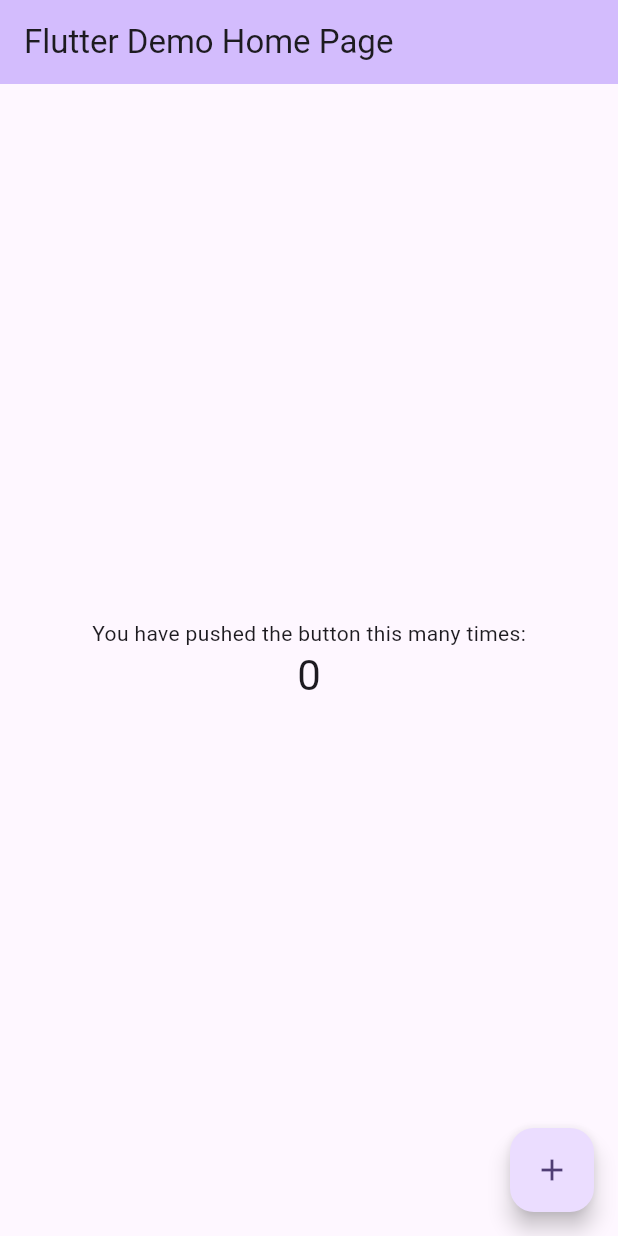
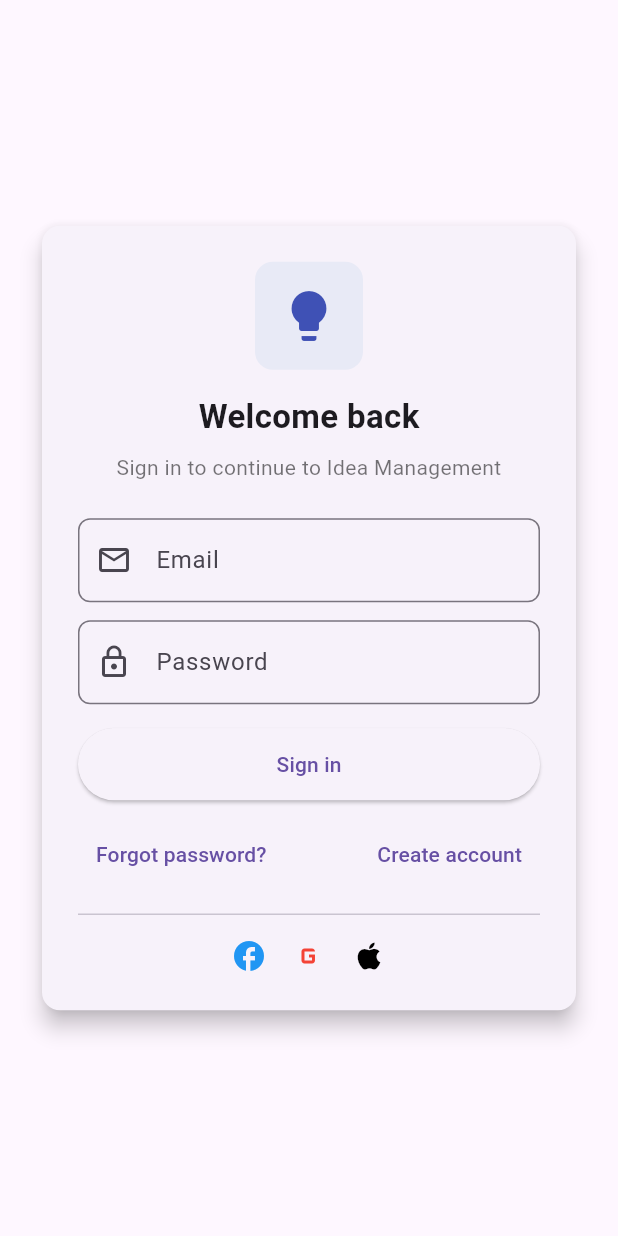
Before and after one commit to batmanor/idea_management_system, a Flutter app: the screen it shows after launch, on a phone screen of 412 x 824 dp. Run offline on Flutter 3.47's test engine with Material 3 defaults, Android fonts, the phone set to English and light mode, and no system bars.

Commit message:
created the login page's UI.

```diff
--- a/lib/main.dart
+++ b/lib/main.dart
@@ -1,122 +1,17 @@
 import 'package:flutter/material.dart';
+import 'pages/login_page.dart';
 
-void main() {
-  runApp(const MyApp());
-}
+void main() => runApp(const MyApp());
 
 class MyApp extends StatelessWidget {
   const MyApp({super.key});
-
-  // This widget is the root of your application.
   @override
   Widget build(BuildContext context) {
     return MaterialApp(
-      title: 'Flutter Demo',
-      theme: ThemeData(
-        // This is the theme of your application.
-        //
-        // TRY THIS: Try running your application with "flutter run". You'll see
-        // the application has a purple toolbar. Then, without quitting the app,
-        // try changing the seedColor in the colorScheme below to Colors.green
-        // and then invoke "hot reload" (save your changes or press the "hot
-        // reload" button in a Flutter-supported IDE, or press "r" if you used
-        // the command line to start the app).
-        //
-        // Notice that the counter didn't reset back to zero; the application
-        // state is not lost during the reload. To reset the state, use hot
-        // restart instead.
-        //
-        // This works for code too, not just values: Most code changes can be
-        // tested with just a hot reload.
-        colorScheme: ColorScheme.fromSeed(seedColor: Colors.deepPurple),
-      ),
-      home: const MyHomePage(title: 'Flutter Demo Home Page'),
+      title: 'Idea Management',
+      theme: ThemeData(primarySwatch: Colors.indigo),
+      home: const LoginPage(),
+      debugShowCheckedModeBanner: false,
     );
   }
 }
-
-class MyHomePage extends StatefulWidget {
-  const MyHomePage({super.key, required this.title});
-
-  // This widget is the home page of your application. It is stateful, meaning
-  // that it has a State object (defined below) that contains fields that affect
-  // how it looks.
-
-  // This class is the configuration for the state. It holds the values (in this
-  // case the title) provided by the parent (in this case the App widget) and
-  // used by the build method of the State. Fields in a Widget subclass are
-  // always marked "final".
-
-  final String title;
-
-  @override
-  State<MyHomePage> createState() => _MyHomePageState();
-}
-
-class _MyHomePageState extends State<MyHomePage> {
-  int _counter = 0;
-
-  void _incrementCounter() {
-    setState(() {
-      // This call to setState tells the Flutter framework that something has
-      // changed in this State, which causes it to rerun the build method below
-      // so that the display can reflect the updated values. If we changed
-      // _counter without calling setState(), then the build method would not be
-      // called again, and so nothing would appear to happen.
-      _counter++;
-    });
-  }
-
-  @override
-  Widget build(BuildContext context) {
-    // This method is rerun every time setState is called, for instance as done
-    // by the _incrementCounter method above.
-    //
-    // The Flutter framework has been optimized to make rerunning build methods
-    // fast, so that you can just rebuild anything that needs updating rather
-    // than having to individually change instances of widgets.
-    return Scaffold(
-      appBar: AppBar(
-        // TRY THIS: Try changing the color here to a specific color (to
-        // Colors.amber, perhaps?) and trigger a hot reload to see the AppBar
-        // change color while the other colors stay the same.
-        backgroundColor: Theme.of(context).colorScheme.inversePrimary,
-        // Here we take the value from the MyHomePage object that was created by
-        // the App.build method, and use it to set our appbar title.
-        title: Text(widget.title),
-      ),
-      body: Center(
-        // Center is a layout widget. It takes a single child and positions it
-        // in the middle of the parent.
-        child: Column(
-          // Column is also a layout widget. It takes a list of children and
-          // arranges them vertically. By default, it sizes itself to fit its
-          // children horizontally, and tries to be as tall as its parent.
-          //
-          // Column has various properties to control how it sizes itself and
-          // how it positions its children. Here we use mainAxisAlignment to
-          // center the children vertically; the main axis here is the vertical
-          // axis because Columns are vertical (the cross axis would be
-          // horizontal).
-          //
-          // TRY THIS: Invoke "debug painting" (choose the "Toggle Debug Paint"
-          // action in the IDE, or press "p" in the console), to see the
-          // wireframe for each widget.
-          mainAxisAlignment: MainAxisAlignment.center,
-          children: <Widget>[
-            const Text('You have pushed the button this many times:'),
-            Text(
-              '$_counter',
-              style: Theme.of(context).textTheme.headlineMedium,
-            ),
-          ],
-        ),
-      ),
-      floatingActionButton: FloatingActionButton(
-        onPressed: _incrementCounter,
-        tooltip: 'Increment',
-        child: const Icon(Icons.add),
-      ), // This trailing comma makes auto-formatting nicer for build methods.
-    );
-  }
-}
--- /dev/null
+++ b/lib/pages/login_page.dart
@@ -0,0 +1,134 @@
+import 'package:flutter/material.dart';
+
+class LoginPage extends StatelessWidget {
+  const LoginPage({super.key});
+
+  @override
+  Widget build(BuildContext context) {
+    return Scaffold(
+      body: SafeArea(
+        child: Center(
+          child: SingleChildScrollView(
+            padding: const EdgeInsets.symmetric(horizontal: 24),
+            child: ConstrainedBox(
+              constraints: const BoxConstraints(maxWidth: 480),
+              child: Card(
+                elevation: 6,
+                shape: RoundedRectangleBorder(
+                  borderRadius: BorderRadius.circular(12),
+                ),
+                child: Padding(
+                  padding: const EdgeInsets.all(24),
+                  child: Column(
+                    mainAxisSize: MainAxisSize.min,
+                    children: [
+                      // Logo / title
+                      Container(
+                        height: 72,
+                        width: 72,
+                        decoration: BoxDecoration(
+                          color: Colors.indigo.shade50,
+                          borderRadius: BorderRadius.circular(12),
+                        ),
+                        child: const Icon(
+                          Icons.lightbulb,
+                          size: 40,
+                          color: Colors.indigo,
+                        ),
+                      ),
+                      const SizedBox(height: 16),
+                      const Text(
+                        'Welcome back',
+                        style: TextStyle(
+                          fontSize: 22,
+                          fontWeight: FontWeight.w600,
+                        ),
+                      ),
+                      const SizedBox(height: 8),
+                      const Text(
+                        'Sign in to continue to Idea Management',
+                        textAlign: TextAlign.center,
+                        style: TextStyle(color: Colors.black54),
+                      ),
+                      const SizedBox(height: 24),
+
+                      // Email
+                      TextField(
+                        decoration: InputDecoration(
+                          labelText: 'Email',
+                          prefixIcon: const Icon(Icons.email_outlined),
+                          border: OutlineInputBorder(
+                            borderRadius: BorderRadius.circular(8),
+                          ),
+                        ),
+                        keyboardType: TextInputType.emailAddress,
+                      ),
+                      const SizedBox(height: 12),
+
+                      // Password
+                      TextField(
+                        decoration: InputDecoration(
+                          labelText: 'Password',
+                          prefixIcon: const Icon(Icons.lock_outline),
+                          border: OutlineInputBorder(
+                            borderRadius: BorderRadius.circular(8),
+                          ),
+                        ),
+                        obscureText: true,
+                      ),
+                      const SizedBox(height: 16),
+
+                      // Login button (UI only)
+                      SizedBox(
+                        width: double.infinity,
+                        child: ElevatedButton(
+                          onPressed: () {}, // no functionality
+                          child: const Padding(
+                            padding: EdgeInsets.symmetric(vertical: 14),
+                            child: Text('Sign in'),
+                          ),
+                        ),
+                      ),
+
+                      const SizedBox(height: 12),
+
+                      // Secondary actions
+                      Row(
+                        mainAxisAlignment: MainAxisAlignment.spaceBetween,
+                        children: [
+                          TextButton(
+                            onPressed: () {}, // no functionality
+                            child: const Text('Forgot password?'),
+                          ),
+                          TextButton(
+                            onPressed: () {}, // no functionality
+                            child: const Text('Create account'),
+                          ),
+                        ],
+                      ),
+                      const SizedBox(height: 8),
+
+                      // Optional social placeholder
+                      const Divider(),
+                      const SizedBox(height: 8),
+                      Row(
+                        mainAxisAlignment: MainAxisAlignment.center,
+                        children: const [
+                          Icon(Icons.facebook, color: Colors.blue),
+                          SizedBox(width: 16),
+                          Icon(Icons.g_mobiledata, color: Colors.red),
+                          SizedBox(width: 16),
+                          Icon(Icons.apple, color: Colors.black),
+                        ],
+                      ),
+                    ],
+                  ),
+                ),
+              ),
+            ),
+          ),
+        ),
+      ),
+    );
+  }
+}
```
